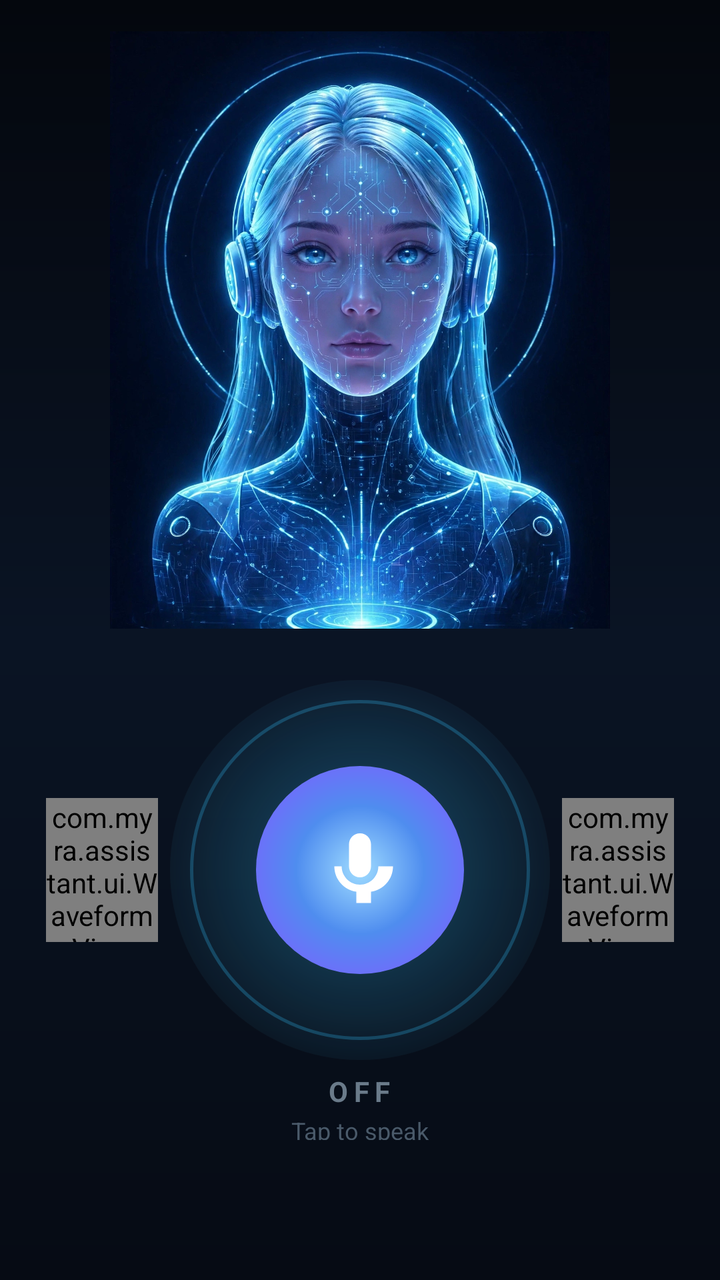
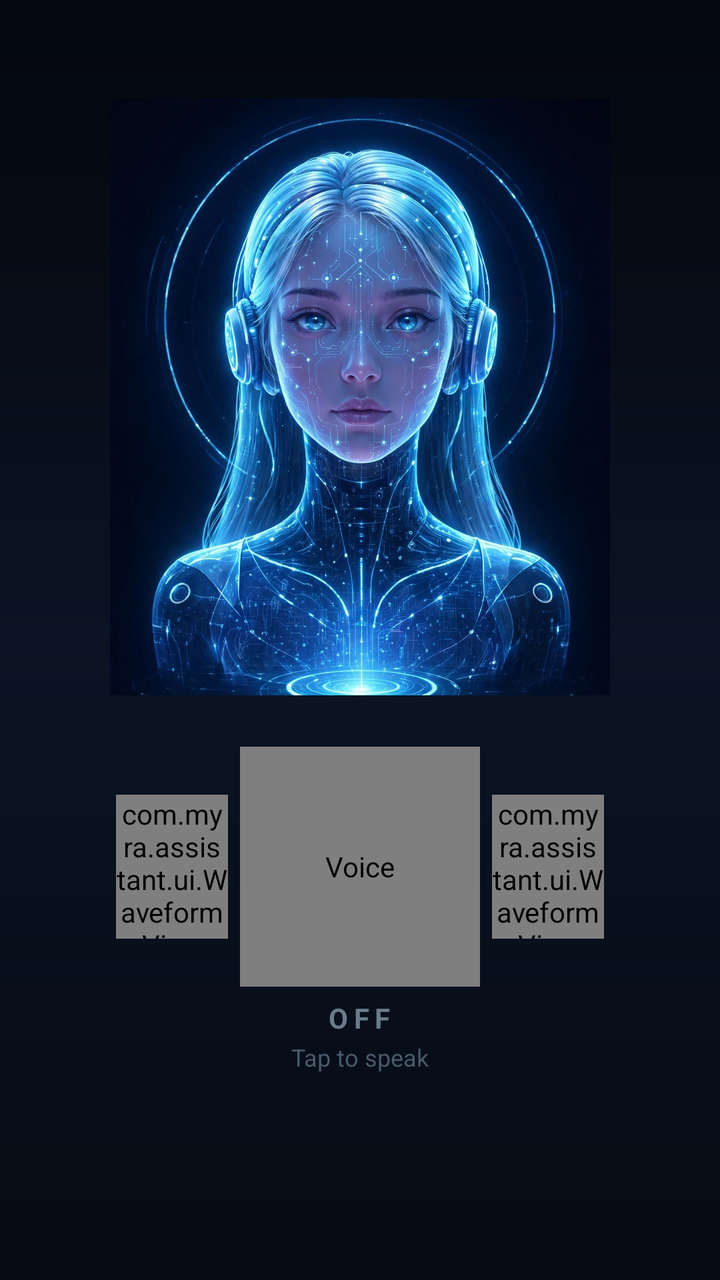

Before-and-after screenshots of an Android layout around one commit, followed by the original layout XML and the change that was made.
<!-- AndroidManifest.xml: application theme Theme.MYRA -->
<!-- res/layout/fragment_home.xml -->
<?xml version="1.0" encoding="utf-8"?>
<FrameLayout xmlns:android="http://schemas.android.com/apk/res/android"
    android:layout_width="match_parent"
    android:layout_height="match_parent"
    android:background="@drawable/bg_home_dark">

    <LinearLayout
        android:layout_width="match_parent"
        android:layout_height="match_parent"
        android:gravity="center"
        android:orientation="vertical"
        android:paddingBottom="70dp">

        
        <ImageView
            android:id="@+id/girlArt"
            android:layout_width="250dp"
            android:layout_height="330dp"
            android:adjustViewBounds="true"
            android:contentDescription="MYRA"
            android:scaleType="fitCenter"
            android:src="@drawable/myra_girl_home" />

        
        <LinearLayout
            android:layout_width="match_parent"
            android:layout_height="wrap_content"
            android:layout_marginTop="10dp"
            android:gravity="center_vertical|center_horizontal"
            android:orientation="horizontal">

            <com.myra.assistant.ui.WaveformView
                android:id="@+id/barsLeft"
                android:layout_width="56dp"
                android:layout_height="72dp"
                android:layout_marginRight="6dp" />

            <FrameLayout
                android:layout_width="190dp"
                android:layout_height="190dp">

                
                <ImageView
                    android:layout_width="match_parent"
                    android:layout_height="match_parent"
                    android:contentDescription="@null"
                    android:src="@drawable/bg_mic_halo" />

                
                <ImageView
                    android:layout_width="170dp"
                    android:layout_height="170dp"
                    android:layout_gravity="center"
                    android:contentDescription="@null"
                    android:src="@drawable/bg_mic_ring_thin" />

                
                <ImageView
                    android:id="@+id/micGlowRing"
                    android:layout_width="150dp"
                    android:layout_height="150dp"
                    android:layout_gravity="center"
                    android:contentDescription="@null"
                    android:src="@drawable/bg_mic_glow_ring"
                    android:visibility="invisible" />

                
                <LinearLayout
                    android:id="@+id/micButton"
                    android:layout_width="104dp"
                    android:layout_height="104dp"
                    android:layout_gravity="center"
                    android:background="@drawable/bg_mic_orb"
                    android:clickable="true"
                    android:focusable="true"
                    android:gravity="center"
                    android:orientation="vertical">

                    <ImageView
                        android:layout_width="44dp"
                        android:layout_height="44dp"
                        android:contentDescription="@null"
                        android:src="@drawable/ic_mic_white" />

                </LinearLayout>

            </FrameLayout>

            <com.myra.assistant.ui.WaveformView
                android:id="@+id/barsRight"
                android:layout_width="56dp"
                android:layout_height="72dp"
                android:layout_marginLeft="6dp" />

        </LinearLayout>

        
        <TextView
            android:id="@+id/micStateText"
            android:layout_width="wrap_content"
            android:layout_height="wrap_content"
            android:layout_marginTop="6dp"
            android:letterSpacing="0.2"
            android:text="OFF"
            android:textColor="#6A7B8A"
            android:textSize="14sp"
            android:textStyle="bold" />

        <TextView
            android:layout_width="wrap_content"
            android:layout_height="wrap_content"
            android:layout_marginTop="2dp"
            android:text="Tap to speak"
            android:textColor="#4A5A6A"
            android:textSize="12sp" />

    </LinearLayout>

</FrameLayout>
<!-- resources referenced by this layout -->
<resources>
  <!-- drawable bg_home_dark (drawable) -->
  <?xml version="1.0" encoding="utf-8"?>
  <shape xmlns:android="http://schemas.android.com/apk/res/android"
      android:shape="rectangle">
      <gradient
          android:angle="270"
          android:startColor="#04070D"
          android:centerColor="#0A1424"
          android:endColor="#060B14" />
  </shape>
  <!-- drawable bg_mic_glow_ring (drawable) -->
  <?xml version="1.0" encoding="utf-8"?>
  <shape xmlns:android="http://schemas.android.com/apk/res/android"
      android:shape="ring"
      android:innerRadiusRatio="2.4"
      android:thicknessRatio="16"
      android:useLevel="false">
      <gradient
          android:type="sweep"
          android:startColor="#35C4FF"
          android:centerColor="#9B5CF6"
          android:endColor="#35C4FF" />
  </shape>
  <!-- drawable bg_mic_halo (drawable) -->
  <?xml version="1.0" encoding="utf-8"?>
  <shape xmlns:android="http://schemas.android.com/apk/res/android"
      android:shape="oval">
      <gradient
          android:type="radial"
          android:gradientRadius="110dp"
          android:startColor="#5935C4FF"
          android:endColor="#0035C4FF" />
  </shape>
  <!-- drawable bg_mic_orb (drawable) -->
  <?xml version="1.0" encoding="utf-8"?>
  <shape xmlns:android="http://schemas.android.com/apk/res/android"
      android:shape="oval">
      <gradient
          android:type="radial"
          android:gradientRadius="64dp"
          android:startColor="#9FDCFF"
          android:centerColor="#4F8DEF"
          android:endColor="#7B61FF" />
  </shape>
  <!-- drawable bg_mic_ring_thin (drawable) -->
  <?xml version="1.0" encoding="utf-8"?>
  <shape xmlns:android="http://schemas.android.com/apk/res/android"
      android:shape="oval">
      <stroke
          android:width="1.5dp"
          android:color="#4035C4FF" />
  </shape>
  <!-- drawable ic_mic_white (drawable) -->
  <?xml version="1.0" encoding="utf-8"?>
  <vector xmlns:android="http://schemas.android.com/apk/res/android"
      android:width="40dp"
      android:height="40dp"
      android:viewportWidth="24"
      android:viewportHeight="24">
      <path
          android:fillColor="#FFFFFF"
          android:pathData="M12,14c1.66,0 3,-1.34 3,-3L15,5c0,-1.66 -1.34,-3 -3,-3S9,3.34 9,5v6C9,12.66 10.34,14 12,14zM17,11c0,2.76 -2.24,5 -5,5s-5,-2.24 -5,-5L5,11c0,3.53 2.61,6.43 6,6.92L11,21h4v-3.08c3.39,-0.49 6,-3.39 6,-6.92L17,11z" />
  </vector>
  <!-- drawable myra_girl_home: webp bitmap (drawable, 384902 bytes) -->
  <style name="Theme.MYRA" parent="Theme.AppCompat.NoActionBar">
          <item name="colorPrimary">#7C4DFF</item>
          <item name="colorPrimaryDark">#050518</item>
          <item name="colorAccent">#03DAC5</item>
          <item name="android:statusBarColor">#050518</item>
          <item name="android:windowLightStatusBar">false</item>
          <item name="android:navigationBarColor">#0D0D2B</item>
          <item name="android:windowBackground">#050518</item>
      </style>
</resources>

<!-- the commit's change to res/layout/fragment_home.xml (unified diff, before → after) -->
@@ -35,56 +35,12 @@
                 android:layout_height="72dp"
                 android:layout_marginRight="6dp" />
 
-            <FrameLayout
-                android:layout_width="190dp"
-                android:layout_height="190dp">
-
-                
-                <ImageView
-                    android:layout_width="match_parent"
-                    android:layout_height="match_parent"
-                    android:contentDescription="@null"
-                    android:src="@drawable/bg_mic_halo" />
-
-                
-                <ImageView
-                    android:layout_width="170dp"
-                    android:layout_height="170dp"
-                    android:layout_gravity="center"
-                    android:contentDescription="@null"
-                    android:src="@drawable/bg_mic_ring_thin" />
-
-                
-                <ImageView
-                    android:id="@+id/micGlowRing"
-                    android:layout_width="150dp"
-                    android:layout_height="150dp"
-                    android:layout_gravity="center"
-                    android:contentDescription="@null"
-                    android:src="@drawable/bg_mic_glow_ring"
-                    android:visibility="invisible" />
-
-                
-                <LinearLayout
-                    android:id="@+id/micButton"
-                    android:layout_width="104dp"
-                    android:layout_height="104dp"
-                    android:layout_gravity="center"
-                    android:background="@drawable/bg_mic_orb"
-                    android:clickable="true"
-                    android:focusable="true"
-                    android:gravity="center"
-                    android:orientation="vertical">
-
-                    <ImageView
-                        android:layout_width="44dp"
-                        android:layout_height="44dp"
-                        android:contentDescription="@null"
-                        android:src="@drawable/ic_mic_white" />
-
-                </LinearLayout>
-
-            </FrameLayout>
+            
+            <com.myra.assistant.ui.ElectricCircleView
+                android:id="@+id/electricCircle"
+                android:layout_width="120dp"
+                android:layout_height="120dp"
+                android:contentDescription="Voice" />
 
             <com.myra.assistant.ui.WaveformView
                 android:id="@+id/barsRight"
<!-- resource entries referenced after the edit -->
@@ -10,59 +10,6 @@
           android:centerColor="#0A1424"
           android:endColor="#060B14" />
   </shape>
-  <!-- drawable bg_mic_glow_ring (drawable) -->
-  <?xml version="1.0" encoding="utf-8"?>
-  <shape xmlns:android="http://schemas.android.com/apk/res/android"
-      android:shape="ring"
-      android:innerRadiusRatio="2.4"
-      android:thicknessRatio="16"
-      android:useLevel="false">
-      <gradient
-          android:type="sweep"
-          android:startColor="#35C4FF"
-          android:centerColor="#9B5CF6"
-          android:endColor="#35C4FF" />
-  </shape>
-  <!-- drawable bg_mic_halo (drawable) -->
-  <?xml version="1.0" encoding="utf-8"?>
-  <shape xmlns:android="http://schemas.android.com/apk/res/android"
-      android:shape="oval">
-      <gradient
-          android:type="radial"
-          android:gradientRadius="110dp"
-          android:startColor="#5935C4FF"
-          android:endColor="#0035C4FF" />
-  </shape>
-  <!-- drawable bg_mic_orb (drawable) -->
-  <?xml version="1.0" encoding="utf-8"?>
-  <shape xmlns:android="http://schemas.android.com/apk/res/android"
-      android:shape="oval">
-      <gradient
-          android:type="radial"
-          android:gradientRadius="64dp"
-          android:startColor="#9FDCFF"
-          android:centerColor="#4F8DEF"
-          android:endColor="#7B61FF" />
-  </shape>
-  <!-- drawable bg_mic_ring_thin (drawable) -->
-  <?xml version="1.0" encoding="utf-8"?>
-  <shape xmlns:android="http://schemas.android.com/apk/res/android"
-      android:shape="oval">
-      <stroke
-          android:width="1.5dp"
-          android:color="#4035C4FF" />
-  </shape>
-  <!-- drawable ic_mic_white (drawable) -->
-  <?xml version="1.0" encoding="utf-8"?>
-  <vector xmlns:android="http://schemas.android.com/apk/res/android"
-      android:width="40dp"
-      android:height="40dp"
-      android:viewportWidth="24"
-      android:viewportHeight="24">
-      <path
-          android:fillColor="#FFFFFF"
-          android:pathData="M12,14c1.66,0 3,-1.34 3,-3L15,5c0,-1.66 -1.34,-3 -3,-3S9,3.34 9,5v6C9,12.66 10.34,14 12,14zM17,11c0,2.76 -2.24,5 -5,5s-5,-2.24 -5,-5L5,11c0,3.53 2.61,6.43 6,6.92L11,21h4v-3.08c3.39,-0.49 6,-3.39 6,-6.92L17,11z" />
-  </vector>
   <!-- drawable myra_girl_home: webp bitmap (drawable, 384902 bytes) -->
   <style name="Theme.MYRA" parent="Theme.AppCompat.NoActionBar">
           <item name="colorPrimary">#7C4DFF</item>
